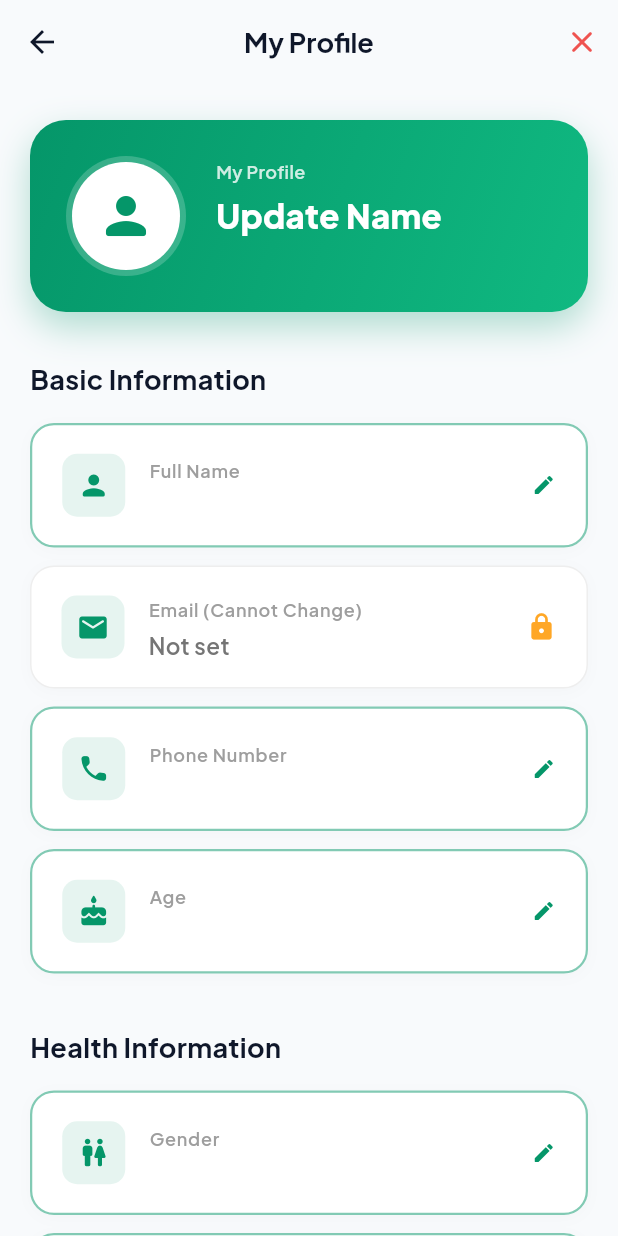
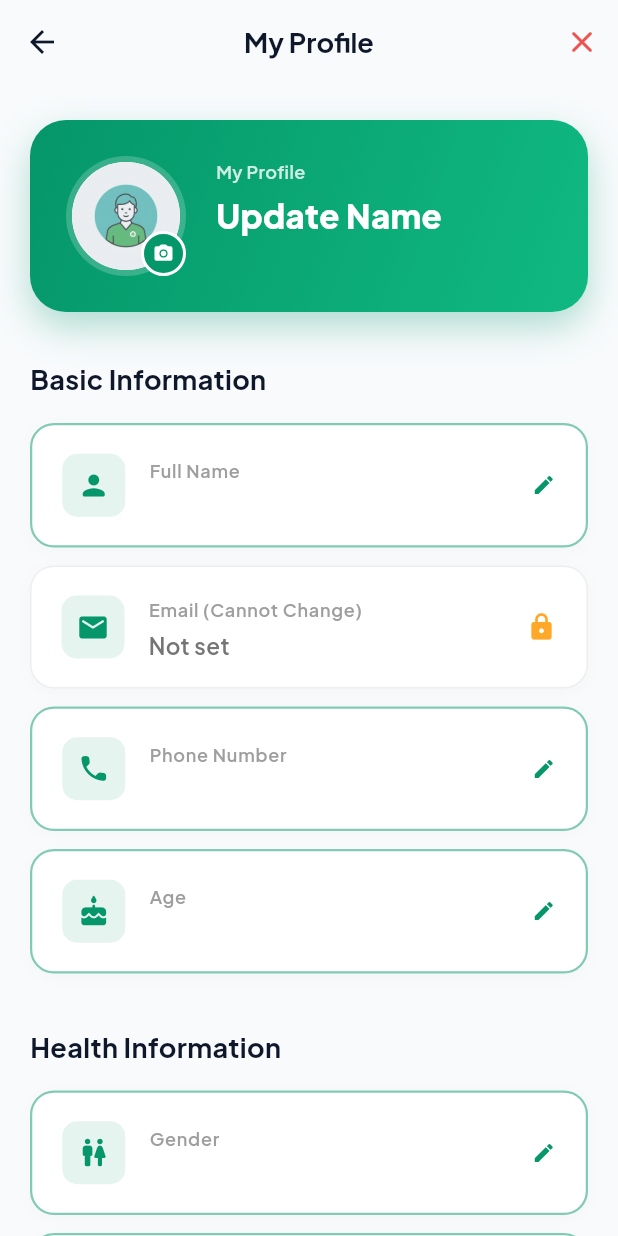
Before and after one commit to TofikMultani/CareSync, a Flutter app: the PatientEditableProfilePage screen opened directly, after a tap on the "edit" icon, on a phone screen of 412 x 824 dp. Run offline on Flutter 3.47's test engine with Material 3 defaults, Android fonts, the phone set to English and light mode, and no system bars; our stand-ins replace cloud_firestore, file_picker, firebase_auth, firebase_core, firebase_storage, flutter_local_notifications and 9 more; missing offline and left inert: health, razorpay_flutter; accounts and stored records are empty; network calls fail.

```diff
--- a/lib/screens/patient/patient_editable_profile_page.dart
+++ b/lib/screens/patient/patient_editable_profile_page.dart
@@ -1,8 +1,11 @@
 import 'package:flutter/material.dart';
 import 'package:firebase_auth/firebase_auth.dart';
 import 'package:cloud_firestore/cloud_firestore.dart';
+import 'package:firebase_storage/firebase_storage.dart';
+import 'package:image_picker/image_picker.dart';
 import 'package:google_fonts/google_fonts.dart';
 import 'dart:async';
+import 'dart:io';
 
 class PatientEditableProfilePage extends StatefulWidget {
   const PatientEditableProfilePage({super.key, this.showScaffold = true});
@@ -18,6 +21,7 @@ class _PatientEditableProfilePageState
     extends State<PatientEditableProfilePage> {
   bool isEditing = false;
   bool _isLoading = true;
+  bool _isUploadingImage = false;
 
   final Color primaryColor = const Color(0xFF059669);
   final Color backgroundColor = const Color(0xFFF8FAFC);
@@ -35,6 +39,8 @@ class _PatientEditableProfilePageState
   final TextEditingController allergiesController = TextEditingController(text: "None");
   final TextEditingController chronicDiseaseController = TextEditingController(text: "None");
 
+  String? profileImageUrl;
+
   Timer? _debounce;
 
   void _onFieldChanged(String value) {
@@ -50,25 +56,80 @@ class _PatientEditableProfilePageState
     _fetchProfileData();
   }
 
+  Future<void> _pickAndUploadImage() async {
+    final ImagePicker picker = ImagePicker();
+    final XFile? image = await picker.pickImage(source: ImageSource.gallery, imageQuality: 70);
+
+    if (image == null) return;
+
+    setState(() {
+      _isUploadingImage = true;
+    });
+
+    try {
+      User? user = FirebaseAuth.instance.currentUser;
+      if (user == null) throw Exception("User not logged in");
+
+      File file = File(image.path);
+      String fileName = 'profile_images/${user.uid}.jpg';
+      Reference storageRef = FirebaseStorage.instance.ref().child(fileName);
+
+      await storageRef.putFile(file);
+      String downloadUrl = await storageRef.getDownloadURL();
+
+      setState(() {
+        profileImageUrl = downloadUrl;
+      });
+
+      await _saveProfileData(silent: true);
+
+      if (mounted) {
+        ScaffoldMessenger.of(context).showSnackBar(
+          SnackBar(
+            content: Text("Profile image updated!", style: GoogleFonts.plusJakartaSans()),
+            backgroundColor: primaryColor,
+          ),
+        );
+      }
+    } catch (e) {
+      if (mounted) {
+        ScaffoldMessenger.of(context).showSnackBar(
+          SnackBar(
+            content: Text("Error uploading image: $e", style: GoogleFonts.plusJakartaSans()),
+            backgroundColor: Colors.red.shade400,
+          ),
+        );
+      }
+    } finally {
+      if (mounted) {
+        setState(() {
+          _isUploadingImage = false;
+        });
+      }
+    }
+  }
+
   Future<void> _fetchProfileData() async {
     User? user = FirebaseAuth.instance.currentUser;
     if (user != null) {
       try {
         DocumentSnapshot doc = await FirebaseFirestore.instance.collection('users').doc(user.uid).get();
         if (doc.exists && mounted) {
+          final data = doc.data() as Map<String, dynamic>?;
           setState(() {
-            nameController.text = doc.get('fullName') ?? '';
-            emailController.text = doc.get('email') ?? '';
-            phoneController.text = doc.get('phone') ?? '';
-            ageController.text = doc.get('age') ?? '';
-            genderController.text = doc.get('gender') ?? '';
-            bloodGroupController.text = doc.get('bloodGroup') ?? '';
-            heightController.text = doc.get('height') ?? '';
-            weightController.text = doc.get('weight') ?? '';
-            addressController.text = doc.get('address') ?? '';
-            cityController.text = doc.get('city') ?? '';
-            allergiesController.text = doc.get('allergies') ?? 'None';
-            chronicDiseaseController.text = doc.get('chronicDisease') ?? 'None';
+            nameController.text = data?['fullName'] ?? '';
+            emailController.text = data?['email'] ?? '';
+            phoneController.text = data?['phone'] ?? '';
+            ageController.text = data?['age'] ?? '';
+            genderController.text = data?['gender'] ?? '';
+            bloodGroupController.text = data?['bloodGroup'] ?? '';
+            heightController.text = data?['height'] ?? '';
+            weightController.text = data?['weight'] ?? '';
+            addressController.text = data?['address'] ?? '';
+            cityController.text = data?['city'] ?? '';
+            allergiesController.text = data?['allergies'] ?? 'None';
+            chronicDiseaseController.text = data?['chronicDisease'] ?? 'None';
+            profileImageUrl = data?['profileImageUrl'] ?? 'assets/images/patient_profile.png';
             _isLoading = false;
           });
         } else {
@@ -98,6 +159,7 @@ class _PatientEditableProfilePageState
           'city': cityController.text.trim(),
           'allergies': allergiesController.text.trim(),
           'chronicDisease': chronicDiseaseController.text.trim(),
+          'profileImageUrl': profileImageUrl ?? 'assets/images/patient_profile.png',
         }, SetOptions(merge: true));
         if (mounted && !silent) {
           setState(() {
@@ -182,6 +244,8 @@ class _PatientEditableProfilePageState
             ),
             child: Row(
               children: [
+                Stack(
+                  children: [
                     Container(
                       padding: const EdgeInsets.all(4),
                       decoration: BoxDecoration(
@@ -191,8 +255,32 @@ class _PatientEditableProfilePageState
                       child: CircleAvatar(
                         radius: 36,
                         backgroundColor: Colors.white,
-                    child: Icon(Icons.person_rounded, size: 40, color: primaryColor),
+                        backgroundImage: (profileImageUrl != null && profileImageUrl!.startsWith('http'))
+                            ? NetworkImage(profileImageUrl!) as ImageProvider
+                            : AssetImage(profileImageUrl ?? 'assets/images/patient_profile.png'),
+                        child: _isUploadingImage
+                            ? CircularProgressIndicator(color: primaryColor)
+                            : null,
                       ),
+                    ),
+                    if (isEditing)
+                      Positioned(
+                        bottom: 0,
+                        right: 0,
+                        child: GestureDetector(
+                          onTap: _pickAndUploadImage,
+                          child: Container(
+                            padding: const EdgeInsets.all(6),
+                            decoration: BoxDecoration(
+                              color: primaryColor,
+                              shape: BoxShape.circle,
+                              border: Border.all(color: Colors.white, width: 2),
+                            ),
+                            child: const Icon(Icons.camera_alt_rounded, color: Colors.white, size: 14),
+                          ),
+                        ),
+                      ),
+                  ],
                 ),
                 const SizedBox(width: 20),
                 Expanded(
--- a/lib/screens/patient/patient_profile_page.dart
+++ b/lib/screens/patient/patient_profile_page.dart
@@ -82,7 +82,7 @@ class _PatientProfilePageState extends State<PatientProfilePage> {
                   child: const CircleAvatar(
                     radius: 40,
                     backgroundColor: Colors.white,
-                    child: Icon(Icons.person_rounded, size: 45, color: Color(0xFF059669)),
+                    backgroundImage: AssetImage('assets/images/patient_profile.png'),
                   ),
                 ),
                 const SizedBox(height: 16),
--- a/pubspec.yaml
+++ b/pubspec.yaml
@@ -51,6 +51,7 @@ dependencies:
   google_fonts: ^8.0.2
   health: ^13.3.1
   permission_handler: ^12.0.1
+  image_picker: ^1.2.2
 
 dev_dependencies:
   flutter_test:
@@ -77,6 +78,7 @@ flutter:
   assets:
     - assets/images/hospital_logo.png
     - assets/images/doctor_signature.png
+    - assets/images/patient_profile.png
 
   # An image asset can refer to one or more resolution-specific "variants", see
   # https://flutter.dev/assets-and-images/#resolution-aware
```
Also changed, not shown: assets/images/patient_profile.png (added), pubspec.lock, 7 other files. Lines whose indentation alone changed are shown as unchanged.
